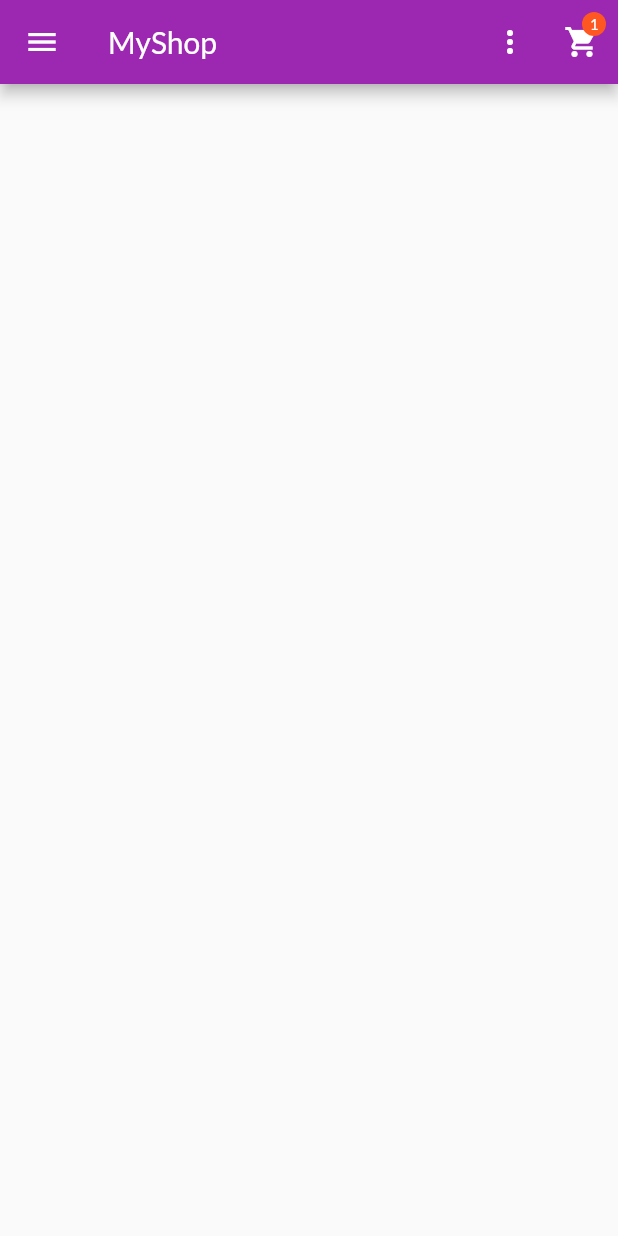
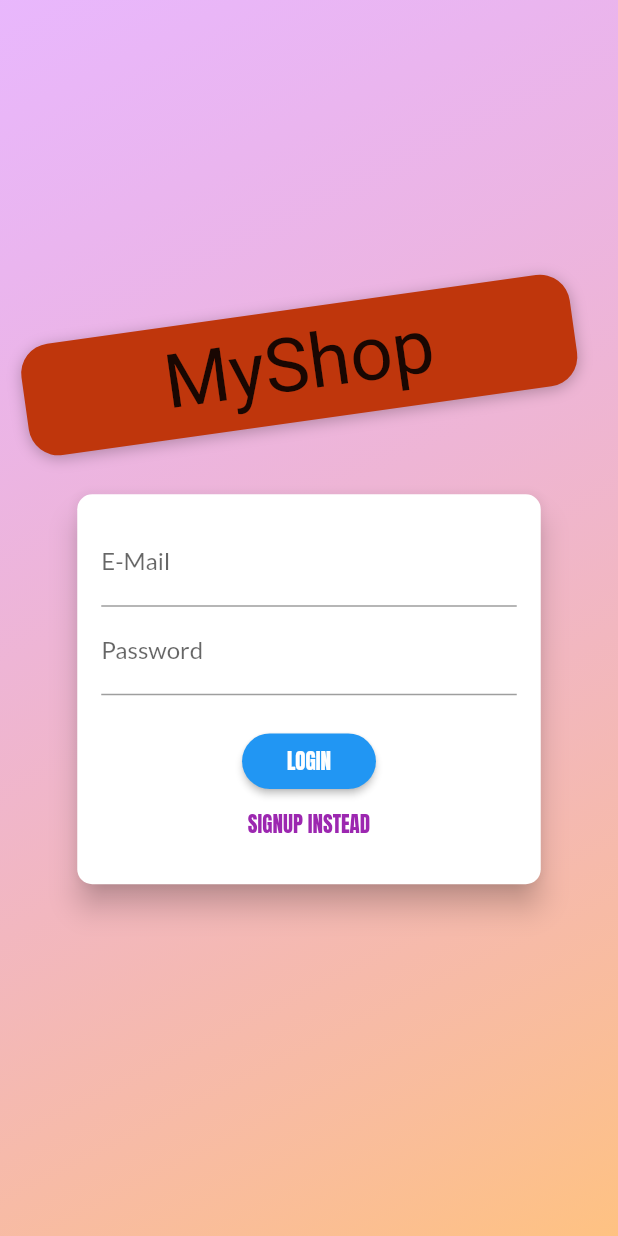
Before and after one commit to minhtinh0505/ct484, a Flutter app: the screen it shows after launch, on a phone screen of 412 x 824 dp. Run offline on Flutter 3.47's test engine with Material 2 defaults, Android fonts, the phone set to English and light mode, and no system bars; our stand-ins replace flutter_dotenv, shared_preferences; Roboto replaces fonts that are missing (Anton).

```diff
--- a/lib/main.dart
+++ b/lib/main.dart
@@ -1,15 +1,22 @@
 import 'package:flutter/material.dart';
-import 'package:myshop/ui/products/edit_product_screen.dart';
-import 'ui/products/product_detail_screen.dart';
-import 'ui/products/products_manager.dart';
-import 'ui/products/product_overview_screen.dart';
-import 'ui/products/user_products_screen.dart';
-import 'ui/cart/cart_screen.dart';
-import 'ui/orders/orders_screen.dart';
+// import 'package:myshop/ui/products/edit_product_screen.dart';
+// import 'ui/products/product_detail_screen.dart';
+// import 'ui/products/products_manager.dart';
+// import 'ui/products/product_overview_screen.dart';
+// import 'ui/products/user_products_screen.dart';
+// import 'ui/cart/cart_screen.dart';
+// import 'ui/orders/orders_screen.dart';
 import 'ui/screens.dart';
 import 'package:provider/provider.dart';
 
-void main() {
+import 'package:flutter_dotenv/flutter_dotenv.dart';
+
+// void main() {
+//   runApp(const MyApp());
+// }
+
+Future<void> main() async {
+  await dotenv.load();
   runApp(const MyApp());
 }
 
@@ -22,6 +29,9 @@ class MyApp extends StatelessWidget {
     return MultiProvider(
       providers: [
         ChangeNotifierProvider(
+          create: (context) => AuthManager()
+        ),
+        ChangeNotifierProvider(
           create: (ctx) => ProductsManager(),
         ),
         ChangeNotifierProvider(
@@ -31,7 +41,9 @@ class MyApp extends StatelessWidget {
           create: (ctx) => OrdersManager(),
         ),
       ],
-      child: MaterialApp(
+      child: Consumer<AuthManager>(
+        builder: (ctx, authManager, child) {
+          return MaterialApp(
             title: 'My Shop',
             debugShowCheckedModeBanner: false,
             theme: ThemeData(
@@ -42,7 +54,16 @@ class MyApp extends StatelessWidget {
                 secondary: Colors.deepOrange,
               ),
             ),
-      home: const ProductsOverviewScreen(),
+            home: authManager.isAuth
+                ? const ProductsOverviewScreen()
+                : FutureBuilder(
+                  future: authManager.tryAutoLogin(),
+                  builder: (ctx, snapshot) {
+                    return snapshot.connectionState == ConnectionState.waiting
+                        ? const SplashScreen()
+                        : const AuthScreen();
+                  },
+                ),
             routes: {
               CartScreen.routeName:
                 (ctx) => const CartScreen(),
@@ -65,6 +86,8 @@ class MyApp extends StatelessWidget {
               }
               return null;
             },
+          );
+        }
       ),
     );
   }
--- /dev/null
+++ b/lib/models/auth_token.dart
@@ -0,0 +1,48 @@
+class AuthToken {
+  final String _token;
+  final String _userId;
+  final DateTime _expiryDate;
+
+  AuthToken({
+    token,
+    userId,
+    expiryDate,
+  })  : _token = token,
+        _userId = userId,
+        _expiryDate = expiryDate;
+
+  bool get isValid {
+    return token != null;
+  }
+
+  String? get token {
+    if (_expiryDate.isAfter(DateTime.now())) {
+      return _token;
+    }
+    return null;
+  }
+
+  String get userId {
+    return _userId;
+  }
+
+  DateTime get expiryDate {
+    return _expiryDate;
+  }
+
+  Map<String, dynamic> toJson() {
+    return {
+      'authToken': _token,
+      'userId': _userId,
+      'expiryDate': _expiryDate.toIso8601String(),
+    };
+  }
+
+  static AuthToken fromJson(Map<String, dynamic> json) {
+    return AuthToken(
+      token: json['authToken'],
+      userId: json['userId'],
+      expiryDate: DateTime.parse(json['expiryDate']),
+    );
+  }
+}
--- /dev/null
+++ b/lib/models/http_exception.dart
@@ -0,0 +1,30 @@
+class HttpException implements Exception {
+  final String message;
+
+  HttpException(this.message);
+
+  HttpException.firebase(String code)
+      : message = _translateFirebaseErrorCode(code);
+
+  static String _translateFirebaseErrorCode(code) {
+    switch (code) {
+      case 'EMAIL_EXISTS':
+        return 'This email address is already in use';
+      case 'INVALID_EMAIL':
+        return 'This is not a valid email address';
+      case 'WEAK_PASSWORD':
+        return 'This password is too weak';
+      case 'EMAIL_NOT_FOUND':
+        return 'Could not find a user with that email';
+      case 'INVALID_PASSWORD':
+        return 'Invalid password';
+      default:
+        return code;
+    }
+  }
+
+  @override
+  String toString() {
+    return message;
+  }
+}
--- /dev/null
+++ b/lib/ui/auth/app_banner.dart
@@ -0,0 +1,41 @@
+import 'dart:math';
+
+import 'package:flutter/material.dart';
+
+class AppBanner extends StatelessWidget {
+  const AppBanner({
+    Key? key,
+  }) : super(key: key);
+
+  @override
+  Widget build(BuildContext context) {
+    return Container(
+      margin: const EdgeInsets.only(bottom: 20.0),
+      padding: const EdgeInsets.symmetric(
+        vertical: 8.0,
+        horizontal: 94.0,
+      ),
+      transform: Matrix4.rotationZ(-8 * pi / 180)..translate(-10.0),
+      decoration: BoxDecoration(
+        borderRadius: BorderRadius.circular(20),
+        color: Colors.deepOrange.shade900,
+        boxShadow: const [
+          BoxShadow(
+            blurRadius: 8,
+            color: Colors.black26,
+            offset: Offset(0, 2),
+          )
+        ],
+      ),
+      child: Text(
+        'MyShop',
+        style: TextStyle(
+          color: Theme.of(context).textTheme.headline6?.color,
+          fontSize: 50,
+          fontFamily: 'Anton',
+          fontWeight: FontWeight.normal,
+        ),
+      ),
+    );
+  }
+}
--- /dev/null
+++ b/lib/ui/auth/auth_card.dart
@@ -0,0 +1,198 @@
+import 'package:flutter/material.dart';
+import 'package:provider/provider.dart';
+
+import '../../models/http_exception.dart';
+import '../shared/dialog_utils.dart';
+
+import 'auth_manager.dart';
+
+enum AuthMode { signup, login }
+
+class AuthCard extends StatefulWidget {
+  const AuthCard({
+    super.key,
+  });
+
+  @override
+  State<AuthCard> createState() => _AuthCardState();
+}
+
+class _AuthCardState extends State<AuthCard> {
+  final GlobalKey<FormState> _formKey = GlobalKey();
+  AuthMode _authMode = AuthMode.login;
+  final Map<String, String> _authData = {
+    'email': '',
+    'password': '',
+  };
+  final _isSubmitting = ValueNotifier<bool>(false);
+  final _passwordController = TextEditingController();
+
+  Future<void> _submit() async {
+    if (!_formKey.currentState!.validate()) {
+      return;
+    }
+    _formKey.currentState!.save();
+
+    _isSubmitting.value = true;
+
+    try {
+      if (_authMode == AuthMode.login) {
+        // Log user in
+        await context.read<AuthManager>().login(
+              _authData['email']!,
+              _authData['password']!,
+            );
+      } else {
+        // Sign user up
+        await context.read<AuthManager>().signup(
+              _authData['email']!,
+              _authData['password']!,
+            );
+      }
+    } catch (error) {
+      showErrorDialog(
+          context,
+          (error is HttpException)
+              ? error.toString()
+              : 'Authentication failed');
+    }
+
+    _isSubmitting.value = false;
+  }
+
+  void _switchAuthMode() {
+    if (_authMode == AuthMode.login) {
+      setState(() {
+        _authMode = AuthMode.signup;
+      });
+    } else {
+      setState(() {
+        _authMode = AuthMode.login;
+      });
+    }
+  }
+
+  @override
+  Widget build(BuildContext context) {
+    final deviceSize = MediaQuery.of(context).size;
+    return Card(
+      shape: RoundedRectangleBorder(
+        borderRadius: BorderRadius.circular(10.0),
+      ),
+      elevation: 8.0,
+      child: Container(
+        height: _authMode == AuthMode.signup ? 320 : 260,
+        constraints:
+            BoxConstraints(minHeight: _authMode == AuthMode.signup ? 320 : 260),
+        width: deviceSize.width * 0.75,
+        padding: const EdgeInsets.all(16.0),
+        child: Form(
+          key: _formKey,
+          child: SingleChildScrollView(
+            child: Column(
+              children: <Widget>[
+                _buildEmailField(),
+                _buildPasswordField(),
+                if (_authMode == AuthMode.signup) _buildPasswordConfirmField(),
+                const SizedBox(
+                  height: 20,
+                ),
+                ValueListenableBuilder<bool>(
+                  valueListenable: _isSubmitting,
+                  builder: (context, isSubmitting, child) {
+                    if (isSubmitting) {
+                      return const CircularProgressIndicator();
+                    }
+                    return _buildSubmitButton();
+                  },
+                ),
+                _buildAuthModeSwitchButton(),
+              ],
+            ),
+          ),
+        ),
+      ),
+    );
+  }
+
+  Widget _buildAuthModeSwitchButton() {
+    return TextButton(
+      onPressed: _switchAuthMode,
+      style: TextButton.styleFrom(
+        padding: const EdgeInsets.symmetric(horizontal: 30.0, vertical: 4),
+        tapTargetSize: MaterialTapTargetSize.shrinkWrap,
+        textStyle: TextStyle(
+          color: Theme.of(context).primaryColor,
+        ),
+      ),
+      child:
+          Text('${_authMode == AuthMode.login ? 'SIGNUP' : 'LOGIN'} INSTEAD'),
+    );
+  }
+
+  Widget _buildSubmitButton() {
+    return ElevatedButton(
+      onPressed: _submit,
+      style: ElevatedButton.styleFrom(
+        shape: RoundedRectangleBorder(
+          borderRadius: BorderRadius.circular(30),
+        ),
+        backgroundColor: Theme.of(context).primaryColor,
+        padding: const EdgeInsets.symmetric(horizontal: 30.0, vertical: 8.0),
+        textStyle: TextStyle(
+          color: Theme.of(context).primaryTextTheme.headline6?.color,
+        ),
+      ),
+      child: Text(_authMode == AuthMode.login ? 'LOGIN' : 'SIGN UP'),
+    );
+  }
+
+  Widget _buildPasswordConfirmField() {
+    return TextFormField(
+      enabled: _authMode == AuthMode.signup,
+      decoration: const InputDecoration(labelText: 'Confirm Password'),
+      obscureText: true,
+      validator: _authMode == AuthMode.signup
+          ? (value) {
+              if (value != _passwordController.text) {
+                return 'Passwords do not match!';
+              }
+              return null;
+            }
+          : null,
+    );
+  }
+
+  Widget _buildPasswordField() {
+    return TextFormField(
+      decoration: const InputDecoration(labelText: 'Password'),
+      obscureText: true,
+      controller: _passwordController,
+      validator: (value) {
+        if (value == null || value.length < 5) {
+          return 'Password is too short!';
+        }
+        return null;
+      },
+      onSaved: (value) {
+        _authData['password'] = value!;
+      },
+    );
+  }
+
+  Widget _buildEmailField() {
+    return TextFormField(
+      decoration: const InputDecoration(labelText: 'E-Mail'),
+      keyboardType: TextInputType.emailAddress,
+      validator: (value) {
+        if (value!.isEmpty || !value.contains('@')) {
+          return 'Invalid email!';
+        }
+        return null;
+      },
+      onSaved: (value) {
+        _authData['email'] = value!;
+      },
+    );
+  }
+}
--- /dev/null
+++ b/lib/ui/auth/auth_manager.dart
@@ -0,0 +1,64 @@
+import 'dart:async';
+
+import 'package:flutter/foundation.dart';
+
+import '../../models/auth_token.dart';
+import '../../services/auth_service.dart';
+
+class AuthManager with ChangeNotifier {
+  AuthToken? _authToken;
+  Timer? _authTimer;
+
+  final AuthService _authService = AuthService();
+
+  bool get isAuth {
+    return authToken != null && authToken!.isValid;
+  }
+
+  AuthToken? get authToken {
+    return _authToken;
+  }
+
+  void _setAuthToken(AuthToken token) {
+    _authToken = token;
+    _autoLogout();
+    notifyListeners();
+  }
+
+  Future<void> signup(String email, String password) async {
+    _setAuthToken(await _authService.signup(email, password));
+  }
+
+  Future<void> login(String email, String password) async {
+    _setAuthToken(await _authService.login(email, password));
+  }
+
+  Future<bool> tryAutoLogin() async {
+    final savedToken = await _authService.loadSavedAuthToken();
+    if (savedToken == null) {
+      return false;
+    }
+
+    _setAuthToken(savedToken);
+    return true;
+  }
+
+  Future<void> logout() async {
+    _authToken = null;
+    if (_authTimer != null) {
+      _authTimer!.cancel();
+      _authTimer = null;
+    }
+    notifyListeners();
+    _authService.clearSavedAuthToken();
+  }
+
+  void _autoLogout() {
+    if (_authTimer != null) {
+      _authTimer!.cancel();
+    }
+    final timeToExpiry =
+        _authToken!.expiryDate.difference(DateTime.now()).inSeconds;
+    _authTimer = Timer(Duration(seconds: timeToExpiry), logout);
+  }
+}
--- /dev/null
+++ b/lib/ui/auth/auth_screen.dart
@@ -0,0 +1,54 @@
+import 'package:flutter/material.dart';
+
+import 'auth_card.dart';
+import 'app_banner.dart';
+
+class AuthScreen extends StatelessWidget {
+  static const routeName = '/auth';
+
+  const AuthScreen({super.key});
+
+  @override
+  Widget build(BuildContext context) {
+    final deviceSize = MediaQuery.of(context).size;
+    return Scaffold(
+      // resizeToAvoidBottomInset: false,
+      body: Stack(
+        children: <Widget>[
+          Container(
+            decoration: BoxDecoration(
+              gradient: LinearGradient(
+                colors: [
+                  const Color.fromRGBO(215, 117, 255, 1).withOpacity(0.5),
+                  const Color.fromRGBO(255, 188, 117, 1).withOpacity(0.9),
+                ],
+                begin: Alignment.topLeft,
+                end: Alignment.bottomRight,
+                stops: const [0, 1],
+              ),
+            ),
+          ),
+          SingleChildScrollView(
+            child: SizedBox(
+              height: deviceSize.height,
+              width: deviceSize.width,
+              child: Column(
+                mainAxisAlignment: MainAxisAlignment.center,
+                crossAxisAlignment: CrossAxisAlignment.center,
+                children: <Widget>[
+                  const Flexible(
+                    child: AppBanner(),
+                  ),
+                  Flexible(
+                    flex: deviceSize.width > 600 ? 2 : 1,
+                    child: const AuthCard(),
+                  ),
+                ],
+              ),
+            ),
+          ),
+        ],
+      ),
+    );
+  }
+}
--- a/lib/ui/products/products_manager.dart
+++ b/lib/ui/products/products_manager.dart
@@ -4,40 +4,40 @@ import '../../models/product.dart';
 
 class ProductsManager with ChangeNotifier {
     final List<Product> _items = [
-    // Product(
-    //   id: 'p1',
-    //   title: 'Red Shirt',
-    //   description: 'A red shirt - it is pretty red!',
-    //   price: 29.99,
-    //   imageUrl:
-    //       'https://cdn.pixabay.com/photo/2016/10/02/22/17/red-t-shirt-1710578_1280.jpg',
-    //   isFavorite: true,
-    // ),
-    // Product(
-    //   id: 'p2',
-    //   title: 'Trousers',
-    //   description: 'A nice pair of trousers.',
-    //   price: 59.99,
-    //   imageUrl:
-    //       'https://upload.wikimedia.org/wikipedia/commons/thumb/e/e8/Trousers%2C_dress_%28AM_1960.022-8%29.jpg/512px-Trousers%2C_dress_%28AM_1960.022-8%29.jpg',
-    // ),
-    // Product(
-    //   id: 'p3',
-    //   title: 'Yellow Scarf',
-    //   description: 'Warm and cozy - exactly what you need for the winter.',
-    //   price: 19.99,
-    //   imageUrl:
-    //       'https://live.staticflickr.com/4043/4438260868_cc79b3369d_z.jpg',
-    // ),
-    // Product(
-    //   id: 'p4',
-    //   title: 'A Pan',
-    //   description: 'Prepare any meal you want.',
-    //   price: 49.99,
-    //   imageUrl:
-    //       'https://upload.wikimedia.org/wikipedia/commons/thumb/1/14/Cast-Iron-Pan.jpg/1024px-Cast-Iron-Pan.jpg',
-    //   isFavorite: true,
-    // ),
+    Product(
+      id: 'p1',
+      title: 'Red Shirt',
+      description: 'A red shirt - it is pretty red!',
+      price: 29.99,
+      imageUrl:
+          'https://cdn.pixabay.com/photo/2016/10/02/22/17/red-t-shirt-1710578_1280.jpg',
+      isFavorite: true,
+    ),
+    Product(
+      id: 'p2',
+      title: 'Trousers',
+      description: 'A nice pair of trousers.',
+      price: 59.99,
+      imageUrl:
+          'https://upload.wikimedia.org/wikipedia/commons/thumb/e/e8/Trousers%2C_dress_%28AM_1960.022-8%29.jpg/512px-Trousers%2C_dress_%28AM_1960.022-8%29.jpg',
+    ),
+    Product(
+      id: 'p3',
+      title: 'Yellow Scarf',
+      description: 'Warm and cozy - exactly what you need for the winter.',
+      price: 19.99,
+      imageUrl:
+          'https://live.staticflickr.com/4043/4438260868_cc79b3369d_z.jpg',
+    ),
+    Product(
+      id: 'p4',
+      title: 'A Pan',
+      description: 'Prepare any meal you want.',
+      price: 49.99,
+      imageUrl:
+          'https://upload.wikimedia.org/wikipedia/commons/thumb/1/14/Cast-Iron-Pan.jpg/1024px-Cast-Iron-Pan.jpg',
+      isFavorite: true,
+    ),
   ];
 
   int get itemCount {
--- a/lib/ui/screens.dart
+++ b/lib/ui/screens.dart
@@ -10,3 +10,8 @@ export 'cart/cart_screen.dart';
 export 'cart/cart_manager.dart';
 
 export 'products/edit_product_screen.dart';
+
+export 'auth/auth_screen.dart';
+export 'auth/auth_manager.dart';
+
+export 'splash_screen.dart';
--- a/pubspec.yaml
+++ b/pubspec.yaml
@@ -33,6 +33,9 @@ dependencies:
     sdk: flutter
   intl: ^0.17.0
   provider: ^6.0.3
+  flutter_dotenv: ^5.0.2
+  http: ^0.13.4
+  shared_preferences: ^2.0.15
 
 
   # The following adds the Cupertino Icons font to your application.
@@ -60,6 +63,9 @@ flutter:
   # included with your application, so that you can use the icons in
   # the material Icons class.
   uses-material-design: true
+  assets:
+    - .env
+
 
   fonts:
     - family: Lato
```
Also changed, not shown: lib/services/auth_service.dart (added, +98 -0 lines), lib/ui/products/edit_product_screen.dart (+0 -18 lines), lib/ui/shared/app_drawer.dart (+13 -0 lines), lib/ui/shared/dialog_utils.dart (+18 -0 lines), lib/ui/splash_screen.dart (added, +14 -0 lines), pubspec.lock, 1 other file. Lines whose indentation alone changed are shown as unchanged.
